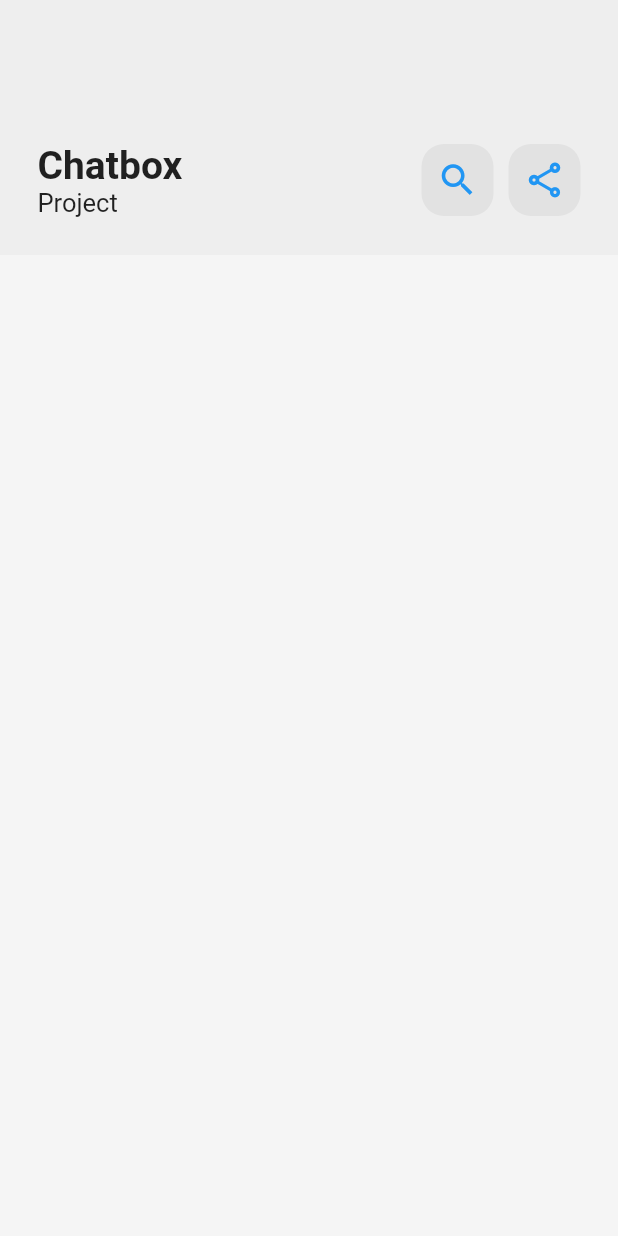
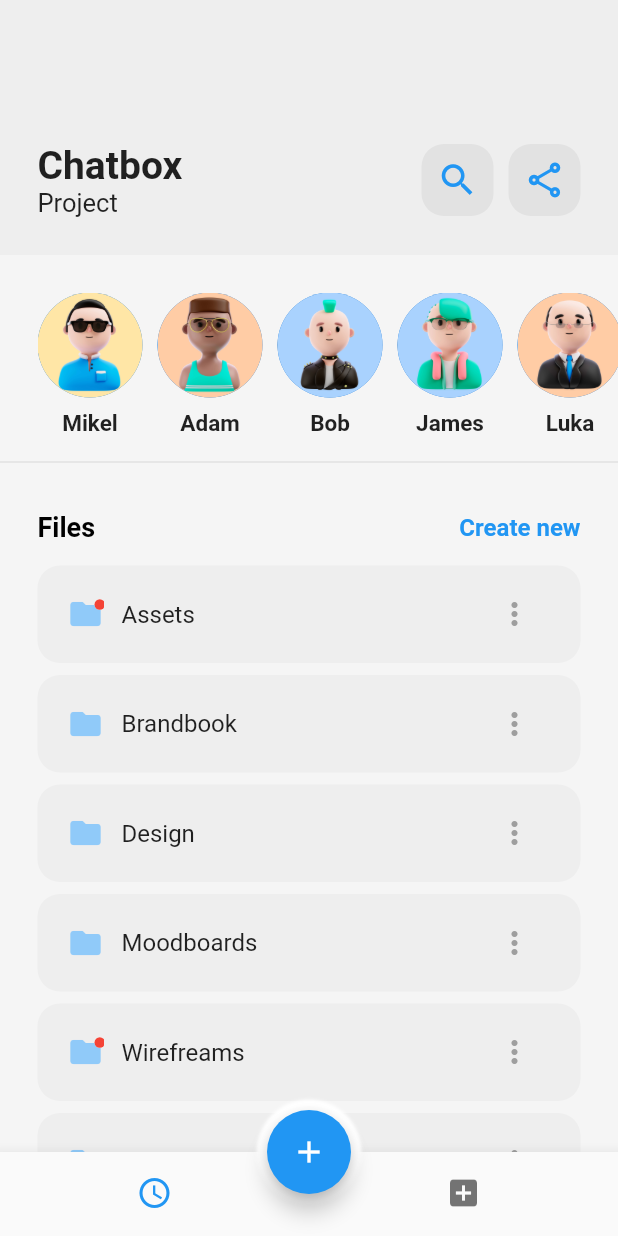
Before and after one commit to shamim29/cloud-files, a Flutter app: the screen it shows after launch, after a tap on "Chatbox", on a phone screen of 412 x 824 dp. Run offline on Flutter 3.47's test engine with Material 2 defaults, Android fonts, the phone set to English and light mode, and no system bars.

Commit message:
Project Page Done

```diff
--- a/lib/pages/project.dart
+++ b/lib/pages/project.dart
@@ -11,6 +11,8 @@ class ProjectPage extends StatefulWidget {
 }
 
 class _ProjectPageState extends State<ProjectPage> {
+  int selectedIndex = 0;
+
   @override
   Widget build(BuildContext context) {
     return Scaffold(
@@ -86,8 +88,192 @@ class _ProjectPageState extends State<ProjectPage> {
               ],
             ),
           ),
+
+          Container(
+            padding: EdgeInsets.only(left: 25, top: 25,),
+            height: 130,
+            child: ListView(
+              scrollDirection: Axis.horizontal,
+              children: [
+                buildAvatar('Mikel','mikel'),
+                buildAvatar('Adam','adam'),
+                buildAvatar('Bob','bob'),
+                buildAvatar('James','james'),
+                buildAvatar('Luka','luka'),
+                buildAvatar('Jhon','jhon'),
+              ],
+            ),
+          ),
+
+          Divider(),
+
+          Expanded(
+            child: ListView(
+              padding: EdgeInsets.all(25),
+              children: [
+                Row(
+                  mainAxisAlignment: MainAxisAlignment.spaceBetween,
+                  children: [
+                  Text(
+                    "Files",
+                    style: TextStyle(
+                      color: Colors.black,
+                      fontSize: 18,
+                      fontWeight: FontWeight.bold,
+                    ),
+                  ),
+                  Text(
+                    "Create new",
+                    style: TextStyle(
+                      color: Colors.blue,
+                      fontSize: 16,
+                      fontWeight: FontWeight.bold,
+                    ),
+                  ),
+                ],
+                ),
+                SizedBox(height: 15,),
+
+                buildFileRow("Assets",true),
+                buildFileRow("Brandbook",false),
+                buildFileRow("Design",false),
+                buildFileRow("Moodboards",false),
+                buildFileRow("Wirefreams",true),
+                buildFileRow("Other",false),
+
+              ],
+            ),
+          )
         ],
       ),
+
+      floatingActionButton: Container(
+        decoration: BoxDecoration(
+          shape: BoxShape.circle,
+          boxShadow: [
+            BoxShadow(
+              color: Colors.white,
+              spreadRadius: 7,
+              blurRadius: 1,
+            ),
+          ],
+        ),
+        child: FloatingActionButton(
+          onPressed: (){
+          },
+          child: Icon(Icons.add,),
+        ),
+      ),
+
+      floatingActionButtonLocation: FloatingActionButtonLocation.centerDocked,
+
+      bottomNavigationBar: BottomNavigationBar(
+        onTap: (index){
+          setState(() {
+            selectedIndex = index;
+          });
+        },
+        currentIndex: selectedIndex,
+
+        showSelectedLabels: false,
+        showUnselectedLabels: false,
+
+        items: [
+          BottomNavigationBarItem(
+            icon: Icon(Icons.access_time),
+            label: 'Time',
+          ),
+          BottomNavigationBarItem(
+            icon: Icon(Icons.add_box),
+            label: "Folder",
+          ),
+        ],
+      ),
+
+    );
+  }
+
+  Container buildFileRow(String folderName, bool showAlert) {
+    return Container(
+                margin: EdgeInsets.only(bottom: 8,),
+                padding: EdgeInsets.symmetric(horizontal: 20,),
+                height: 65,
+                decoration: BoxDecoration(
+                  color: Colors.grey.shade200,
+                  borderRadius: BorderRadius.circular(15),
+                ),
+                child: Row(
+                  mainAxisAlignment: MainAxisAlignment.spaceBetween,
+                  children: [
+                    Row(
+                      children: [
+                        Stack(
+                          children: [
+                            Icon(
+                              Icons.folder,
+                              color: Colors.blue[200],
+                            ),
+
+                            if(showAlert)
+
+                            Positioned(
+                              right: -1,
+                              top: 2,
+                              child: Container(
+                                decoration: BoxDecoration(
+                                  shape: BoxShape.circle,
+                                  color: Colors.white,
+                                ),
+                                child: CircleAvatar(
+                                  radius: 3.5,
+                                  backgroundColor: Colors.red,
+                                ),
+                              ),
+                            ),
+                          ],
+                        ),
+                        SizedBox(width: 12,),
+                        Text(
+                          folderName,
+                          style: TextStyle(
+                            fontSize: 16,
+                          ),
+                        ),
+                      ],
+                    ),
+                    IconButton(
+                      onPressed: (){},
+                      icon: Icon(
+                        Icons.more_vert_rounded,
+                        color: Colors.grey,
+                      ),
+                    ),
+                  ],
+                ),
+              );
+  }
+
+  Widget buildAvatar(String name, String filename) {
+    return Padding(
+      padding: const EdgeInsets.only(right: 10),
+      child: Column(
+                  children: [
+                    CircleAvatar(
+                      radius: 35,
+                      backgroundImage: Image.asset('lib/images/$filename.jpg').image,
+                    ),
+                    SizedBox(
+                      height: 8,
+                    ),
+                    Text(
+                      name,
+                      style: TextStyle(
+                        fontSize: 15,
+                        fontWeight: FontWeight.bold,
+                      ),
+                    ),
+                  ],
+                ),
     );
   }
 }
```
Also changed, not shown: lib/images/adam.jpg (added), lib/images/bob.jpg (added), lib/images/james.jpg (added), lib/images/jhon.jpg (added), lib/images/luka.jpg (added), lib/images/mikel.jpg (added).
